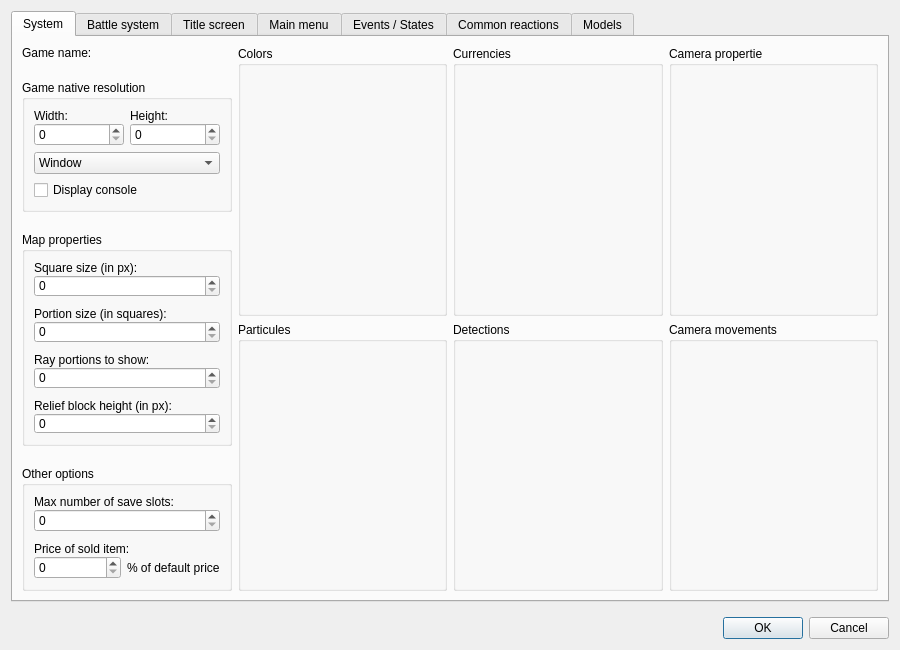
This is Engine/Dialogs/dialogsystems.ui in RPG-Paper-Maker/RPG-Paper-Maker as Qt 5 draws it before an edit. The edited form follows.
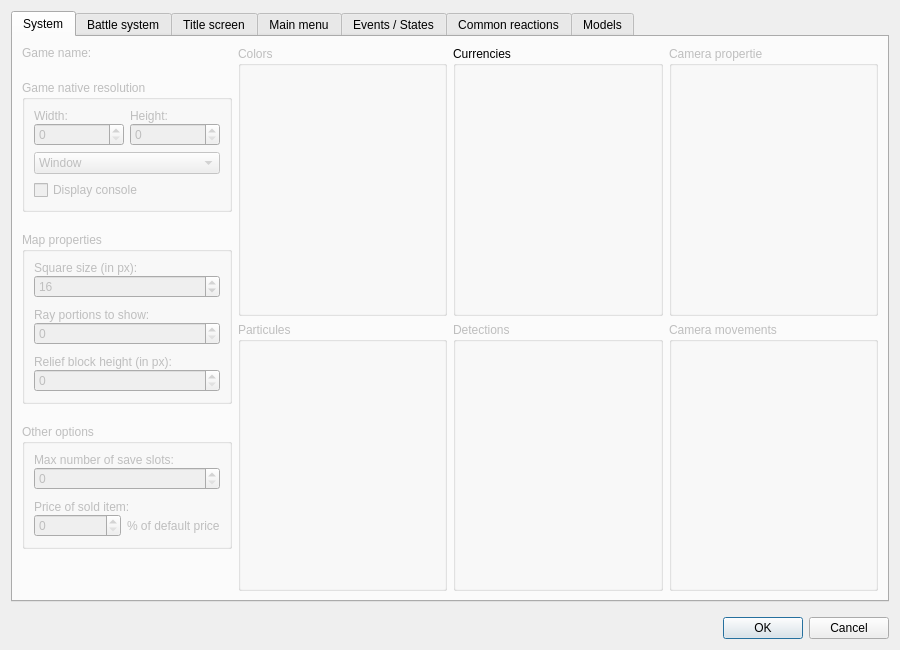
This is the edited form. The open tabs and pages were chosen to show the change. Custom widgets are drawn as their Qt base class.

Diff of the .ui file:
```diff
--- a/Engine/Dialogs/dialogsystems.ui
+++ b/Engine/Dialogs/dialogsystems.ui
@@ -55,6 +55,9 @@
                </property>
                <item>
                 <widget class="QLabel" name="label_3">
+                 <property name="enabled">
+                  <bool>false</bool>
+                 </property>
                  <property name="text">
                   <string>Game name:</string>
                  </property>
@@ -67,6 +70,9 @@
              </item>
              <item>
               <widget class="QGroupBox" name="groupBox_2">
+               <property name="enabled">
+                <bool>false</bool>
+               </property>
                <property name="title">
                 <string>Game native resolution</string>
                </property>
@@ -147,6 +153,9 @@
              </item>
              <item>
               <widget class="QGroupBox" name="groupBox">
+               <property name="enabled">
+                <bool>false</bool>
+               </property>
                <property name="title">
                 <string>Map properties</string>
                </property>
@@ -169,25 +178,12 @@
                      </widget>
                     </item>
                     <item>
-                     <widget class="QSpinBox" name="spinBox_3"/>
-                    </item>
-                   </layout>
-                  </item>
-                  <item>
-                   <layout class="QVBoxLayout" name="verticalLayout_16" stretch="0,1">
-                    <property name="spacing">
-                     <number>0</number>
-                    </property>
-                    <item>
-                     <widget class="QLabel" name="label_11">
-                      <property name="text">
-                       <string>Portion size (in squares):</string>
+                     <widget class="QSpinBox" name="spinBox_3">
+                      <property name="value">
+                       <number>16</number>
                       </property>
                      </widget>
                     </item>
-                    <item>
-                     <widget class="QSpinBox" name="spinBox_9"/>
-                    </item>
                    </layout>
                   </item>
                   <item>
@@ -231,6 +227,9 @@
              </item>
              <item>
               <widget class="QGroupBox" name="groupBox_3">
+               <property name="enabled">
+                <bool>false</bool>
+               </property>
                <property name="title">
                 <string>Other options</string>
                </property>
@@ -308,6 +307,9 @@
             <layout class="QVBoxLayout" name="verticalLayout_12">
              <item>
               <widget class="QGroupBox" name="groupBox_4">
+               <property name="enabled">
+                <bool>false</bool>
+               </property>
                <property name="title">
                 <string>Colors</string>
                </property>
@@ -324,6 +326,9 @@
              </item>
              <item>
               <widget class="QGroupBox" name="groupBox_7">
+               <property name="enabled">
+                <bool>false</bool>
+               </property>
                <property name="title">
                 <string>Particules</string>
                </property>
@@ -360,6 +365,9 @@
              </item>
              <item>
               <widget class="QGroupBox" name="groupBox_8">
+               <property name="enabled">
+                <bool>false</bool>
+               </property>
                <property name="title">
                 <string>Detections</string>
                </property>
@@ -380,6 +388,9 @@
             <layout class="QVBoxLayout" name="verticalLayout_14">
              <item>
               <widget class="QGroupBox" name="groupBox_6">
+               <property name="enabled">
+                <bool>false</bool>
+               </property>
                <property name="title">
                 <string>Camera propertie</string>
                </property>
@@ -396,6 +407,9 @@
              </item>
              <item>
               <widget class="QGroupBox" name="groupBox_9">
+               <property name="enabled">
+                <bool>false</bool>
+               </property>
                <property name="title">
                 <string>Camera movements</string>
                </property>
```
Left out of the diff: 48 changed lines with no effect on the pictures.
